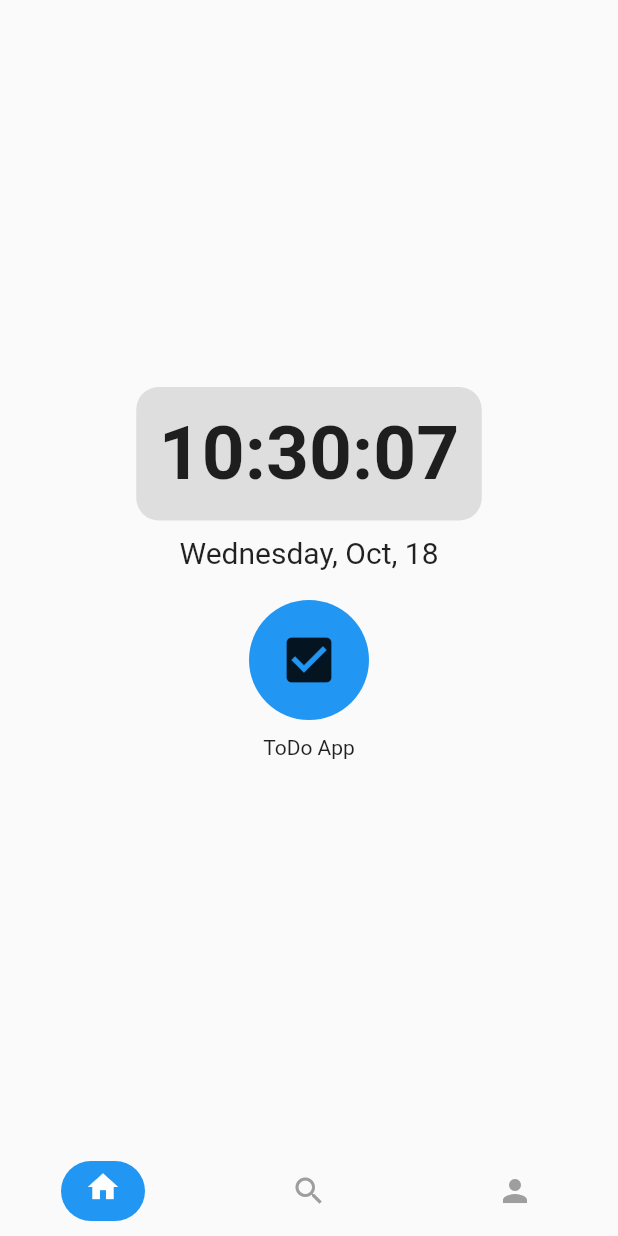
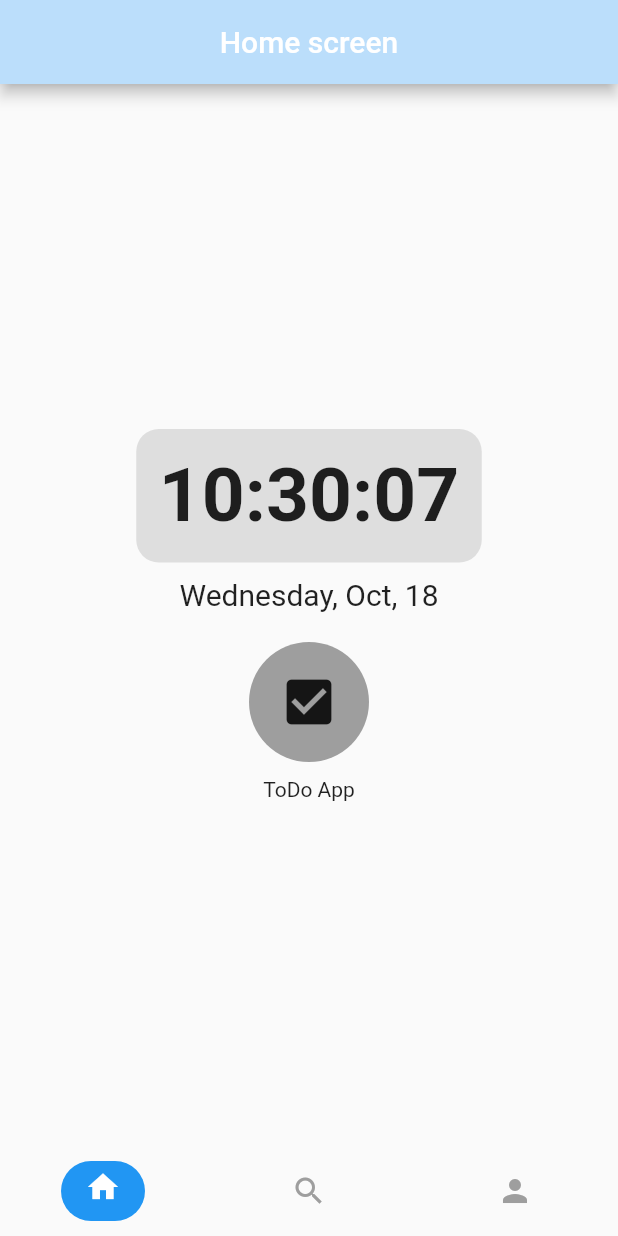
Before and after one commit to 3idjn7/FlutterProjects, a Flutter app: the screen it shows after launch, on a phone screen of 412 x 824 dp. Run offline on Flutter 3.47's test engine with Material 2 defaults, Android fonts, the phone set to English and light mode, and no system bars; our stand-ins replace logger.

Commit message:
Refactored all of the code: Broke down the widgets and the logic into smaller modular functions to improve readability and mainatinability.

```diff
--- a/animated_bottom_nav/lib/pages/home_page.dart
+++ /dev/null
@@ -1,94 +0,0 @@
-import 'package:animated_bottom_nav/pages/to_do_page.dart';
-import 'dart:async';
-import 'package:flutter/material.dart';
-import 'package:intl/intl.dart';
-
-class HomePage extends StatefulWidget {
-  const HomePage({super.key});
-
-  @override
-  State<HomePage> createState() => _HomePageState();
-}
-
-class _HomePageState extends State<HomePage> {
-  late String _timeString;
-  late Timer _timer;
-
-  @override
-  void initState() {
-    _timeString = _formatDateTime(DateTime.now());
-    _timer =
-        Timer.periodic(const Duration(seconds: 1), (Timer t) => _getTime());
-    super.initState();
-  }
-
-  @override
-  void dispose() {
-    _timer.cancel();
-    super.dispose();
-  }
-
-  String _formatDateTime(DateTime dateTime) {
-    return DateFormat('hh:mm:ss').format(dateTime);
-  }
-
-  void _getTime() {
-    final DateTime now = DateTime.now();
-    final String formattedDateTime = _formatDateTime(now);
-    setState(() {
-      _timeString = formattedDateTime;
-    });
-  }
-
-  @override
-  Widget build(BuildContext context) {
-    DateTime now = DateTime.now();
-    String formattedDate = DateFormat('EEEE, MMM, d').format(now);
-
-    return Scaffold(
-      body: Center(
-        child: Column(
-          mainAxisAlignment: MainAxisAlignment.center,
-          children: <Widget>[
-            Container(
-              padding: const EdgeInsets.all(15.0),
-              decoration: BoxDecoration(
-                color: Colors.grey.withOpacity(0.3),
-                shape: BoxShape.rectangle,
-                borderRadius: BorderRadius.circular(15.0),
-              ),
-              child: Text(
-                _timeString,
-                style: const TextStyle(fontSize: 50, fontWeight: FontWeight.bold),
-              ),
-            ),
-            const SizedBox(height: 10),
-            Text(formattedDate, style: const TextStyle(fontSize: 20)),
-            const SizedBox(height: 20),
-            InkWell(
-              onTap: () {
-                Navigator.push(
-                  context,
-                  MaterialPageRoute(builder: (context) => const ToDoPage()),
-                );
-              },
-              child: Container(
-                width: 80,
-                height: 80,
-                decoration: const BoxDecoration(
-                  color: Colors.blue,
-                  shape: BoxShape.circle,
-                ),
-                child: const Center(
-                  child: Icon(Icons.check_box, size: 40),
-                ),
-              ),
-            ),
-            const SizedBox(height: 10),
-            const Text('ToDo App'),
-          ],
-        ),
-      ),
-    );
-  }
-}
--- a/animated_bottom_nav/lib/ui/animated_bottom_nav.dart
+++ b/animated_bottom_nav/lib/ui/animated_bottom_nav.dart
@@ -5,7 +5,8 @@ class AnimatedBottomNav extends StatefulWidget {
   final List<BottomNavItem> items;
   final Function(int) onTap;
 
-  const AnimatedBottomNav({super.key,
+  const AnimatedBottomNav({
+    super.key,
     required this.currentIndex,
     required this.items,
     required this.onTap,
@@ -23,15 +24,21 @@ class _AnimatedBottomNavState extends State<AnimatedBottomNav>
   @override
   void initState() {
     super.initState();
+    _initializeAnimations();
+  }
 
-    _controllers = List.generate(widget.items.length,
-        (index) => AnimationController(duration: const Duration(milliseconds: 300), vsync: this));
+  void _initializeAnimations() {
+    _controllers = List.generate(
+        widget.items.length,
+        (index) => AnimationController(
+            duration: const Duration(milliseconds: 300), vsync: this));
 
-    _animations = _controllers.map((controller) => Tween<Offset>(
+    _animations = _controllers
+        .map((controller) => Tween<Offset>(
               begin: const Offset(0, 0),
               end: const Offset(0, -0.1),
-    ).animate(controller)).toList();
-
+            ).animate(controller))
+        .toList();
 
     _controllers[widget.currentIndex].value = 1.0;
   }
@@ -50,20 +57,19 @@ class _AnimatedBottomNavState extends State<AnimatedBottomNav>
       height: 60.0,
       child: Row(
         mainAxisAlignment: MainAxisAlignment.spaceAround,
-        children: widget.items.map((item) {
+        children: widget.items.map(_buildNavItem).toList(),
+      ),
+    );
+  }
+
+  Widget _buildNavItem(BottomNavItem item) {
     int index = widget.items.indexOf(item);
     bool isSelected = widget.currentIndex == index;
 
     return GestureDetector(
-            onTap: () {
-              setState(() {
-                _controllers[widget.currentIndex].reverse();
-                widget.onTap(index);
-                _controllers[index].forward();
-              });
-            },
+      onTap: () => _handleNavItemTap(index),
       child: AnimatedContainer(
-              duration: const Duration(milliseconds: 300),
+        duration: const Duration(milliseconds: 100),
         padding: const EdgeInsets.symmetric(vertical: 8.0, horizontal: 16.0),
         decoration: isSelected
             ? BoxDecoration(
@@ -80,9 +86,14 @@ class _AnimatedBottomNavState extends State<AnimatedBottomNav>
         ),
       ),
     );
-        }).toList(),
-      ),
-    );
+  }
+
+  void _handleNavItemTap(int index) {
+    setState(() {
+      _controllers[widget.currentIndex].reverse();
+      widget.onTap(index);
+      _controllers[index].forward();
+    });
   }
 }
 
--- /dev/null
+++ b/animated_bottom_nav/lib/ui/pages/home_page.dart
@@ -0,0 +1,118 @@
+import 'package:animated_bottom_nav/ui/pages/to_do_page.dart';
+import 'dart:async';
+import 'package:flutter/material.dart';
+import 'package:intl/intl.dart';
+
+class HomePage extends StatefulWidget {
+  const HomePage({Key? key}) : super(key: key);
+
+  @override
+  State<HomePage> createState() => _HomePageState();
+}
+
+class _HomePageState extends State<HomePage> {
+  late String _timeString;
+  late Timer _timer;
+
+  @override
+  void initState() {
+    _timeString = _formatDateTime(DateTime.now());
+    _timer =
+        Timer.periodic(const Duration(seconds: 1), (Timer t) => _getTime());
+    super.initState();
+  }
+
+  @override
+  void dispose() {
+    _timer.cancel();
+    super.dispose();
+  }
+
+  String _formatDateTime(DateTime dateTime) {
+    return DateFormat('hh:mm:ss').format(dateTime);
+  }
+
+  void _getTime() {
+    final DateTime now = DateTime.now();
+    final String formattedDateTime = _formatDateTime(now);
+    setState(() {
+      _timeString = formattedDateTime;
+    });
+  }
+
+  @override
+  Widget build(BuildContext context) {
+    return Scaffold(
+      appBar: _buildAppBar(),
+      body: _buildBody(),
+    );
+  }
+
+  AppBar _buildAppBar() {
+    return AppBar(
+      title: const Center(child: Text("Home screen")),
+      backgroundColor: Colors.blue[100],
+    );
+  }
+
+  Widget _buildBody() {
+    return Center(
+      child: Column(
+        mainAxisAlignment: MainAxisAlignment.center,
+        children: <Widget>[
+          _buildTimeDisplay(),
+          const SizedBox(height: 10),
+          _buildCurrentDateDisplay(),
+          const SizedBox(height: 20),
+          _buildToDoButton(),
+          const SizedBox(height: 10),
+          const Text('ToDo App'),
+        ],
+      ),
+    );
+  }
+
+  Widget _buildTimeDisplay() {
+    return Container(
+      padding: const EdgeInsets.all(15.0),
+      decoration: BoxDecoration(
+        color: Colors.grey.withOpacity(0.3),
+        shape: BoxShape.rectangle,
+        borderRadius: BorderRadius.circular(15.0),
+      ),
+      child: Text(
+        _timeString,
+        style: const TextStyle(fontSize: 50, fontWeight: FontWeight.bold),
+      ),
+    );
+  }
+
+  Widget _buildCurrentDateDisplay() {
+    DateTime now = DateTime.now();
+    String formattedDate = DateFormat('EEEE, MMM, d').format(now);
+
+    return Text(formattedDate, style: const TextStyle(fontSize: 20));
+  }
+
+  Widget _buildToDoButton() {
+    return InkWell(
+      onTap: () {
+        Navigator.push(
+          context,
+          MaterialPageRoute(builder: (context) => const ToDoPage()),
+        );
+      },
+      child: Container(
+        width: 80,
+        height: 80,
+        decoration: const BoxDecoration(
+          color: Colors.grey,
+          shape: BoxShape.circle,
+        ),
+        child: const Center(
+          child: Icon(Icons.check_box, size: 40),
+        ),
+      ),
+    );
+  }
+}
--- a/animated_bottom_nav/lib/pages/search_page.dart
+++ b/animated_bottom_nav/lib/ui/pages/search_page.dart
@@ -27,7 +27,7 @@ class _SearchPageState extends State<SearchPage> {
     return Column(
       children: [
         Padding(
-          padding: const EdgeInsets.all(16.0),
+          padding: const EdgeInsets.all(35.0),
           child: TextField(
             controller: _searchController,
             onSubmitted: (value) => _searchOnGoogle(),
```
Also changed, not shown: animated_bottom_nav/lib/main.dart (+5 -3 lines), animated_bottom_nav/lib/pages/profile_page.dart (deleted, +0 -27 lines), animated_bottom_nav/lib/pages/to_do_page.dart (deleted, +0 -109 lines), animated_bottom_nav/lib/ui/pages/profile_page.dart (added, +57 -0 lines), animated_bottom_nav/lib/ui/pages/to_do_page.dart (added, +123 -0 lines), animated_bottom_nav/lib/widgets/add_todo_dialog.dart (+39 -19 lines), animated_bottom_nav/lib/widgets/dismissible_todo_item.dart (+25 -15 lines), animated_bottom_nav/lib/widgets/edit_todo_dialog.dart (+38 -16 lines). Lines whose indentation alone changed are shown as unchanged.
